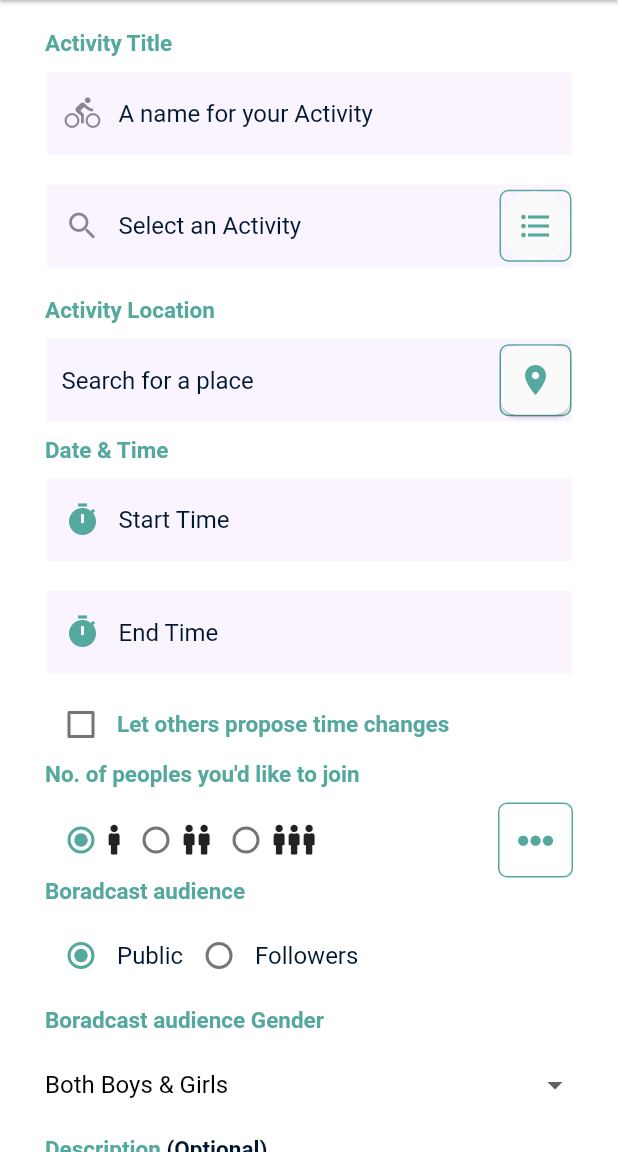
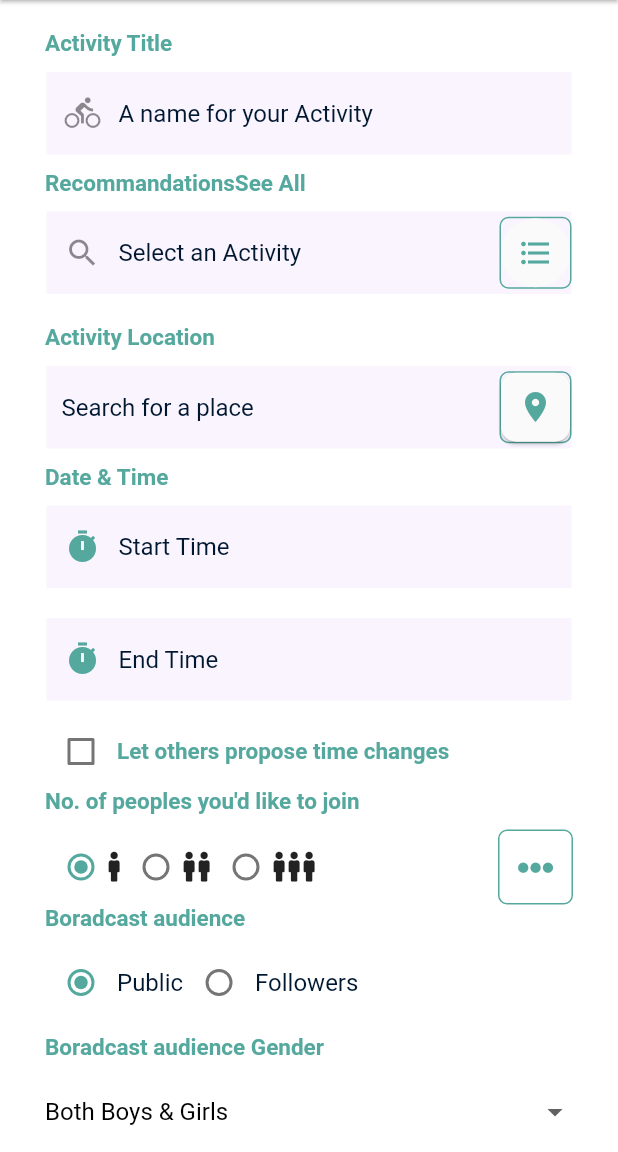
Before and after one commit to priyamshah112/chalo, a Flutter app: the Broadcast screen opened directly, after a tap on "Broadcast new Activity", on a phone screen of 412 x 824 dp, the part 84-1236 px from its top. Run offline on Flutter 3.47's test engine with Material 2 defaults, Android fonts, the phone set to English and light mode, and no system bars; drawn by our look-alikes of datetime_picker_formfield; our stand-ins replace cloud_firestore, firebase_auth, firebase_messaging, flutter_map, flutter_spinkit, font_awesome_flutter and 8 more; missing offline and left inert: gender_selection, geocoder, mapbox_search, steel_crypt; accounts and stored records are empty.

Commit message:
Collabration Page

```diff
--- a/lib/Boradcast/AddActivity.dart
+++ b/lib/Boradcast/AddActivity.dart
@@ -41,6 +41,7 @@ class _AddActivityState extends State<AddActivity> {
       autovalidate: _autovalidate,
       child: Scaffold(
         appBar: AppBar(
+          backgroundColor: Color(primary),
           centerTitle: true,
           automaticallyImplyLeading: false,
           title: Center(
@@ -138,6 +139,26 @@ class _AddActivityState extends State<AddActivity> {
                                     ),
                                   ),
                                 ),
+                              ),
+                              Row(
+                                children: <Widget>[
+                                  Text(
+                                    "Recommandations",
+                                    style: TextStyle(
+                                      fontSize: 15,
+                                      color: Color(primary),
+                                      fontWeight: FontWeight.w600,
+                                    ),
+                                  ),
+                                  Text(
+                                    "See All",
+                                    style: TextStyle(
+                                      fontSize: 15,
+                                      color: Color(primary),
+                                      fontWeight: FontWeight.w600,
+                                    ),
+                                  ),
+                                ],
                               ),
                               Container(
                                 padding: EdgeInsets.symmetric(
@@ -537,7 +558,9 @@ class _AddActivityState extends State<AddActivity> {
                                     'description': note,
                                     'group_chat': null,
                                     'location_id': null,
-                                    'location': GeoPoint(activityLocation.latitude, activityLocation.longitude),
+                                    'location': GeoPoint(
+                                        activityLocation.latitude,
+                                        activityLocation.longitude),
                                     'map_status': type == 'Public'
                                         ? 'active'
                                         : 'inactive',
--- a/lib/Boradcast/broadcast.dart
+++ b/lib/Boradcast/broadcast.dart
@@ -41,6 +41,7 @@ class _BroadcastState extends State<Broadcast> {
       onWillPop: () => _onWillPop(context),
       child: Scaffold(
         appBar: AppBar(
+          backgroundColor: Color(primary),
           centerTitle: true,
           automaticallyImplyLeading: false,
           title: Center(
```
